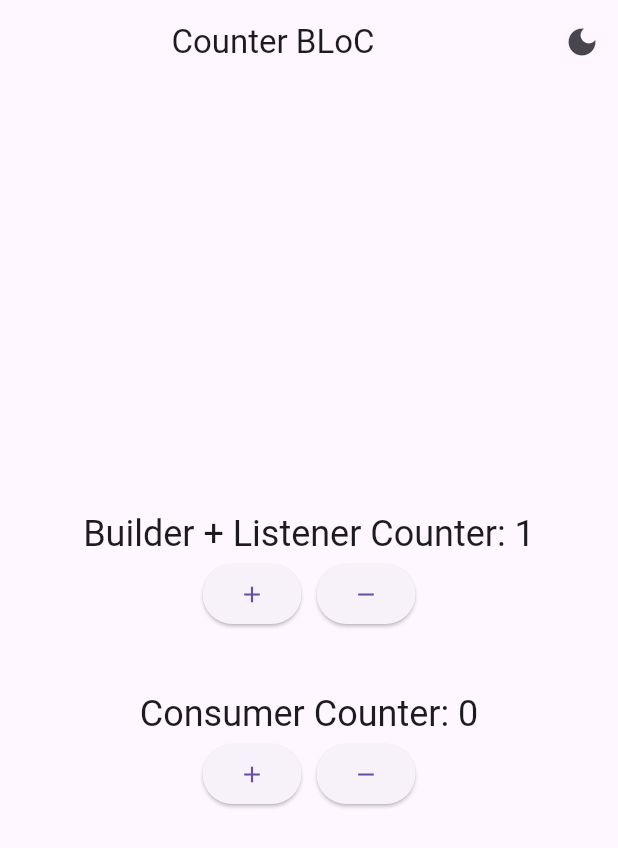
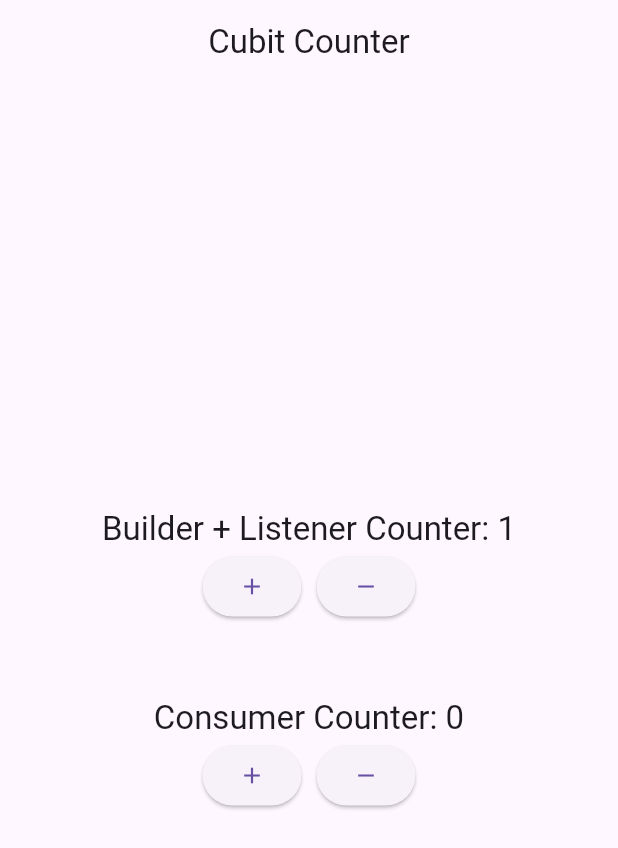
Before and after one commit to WinchesterxZ/CounterBloc, a Flutter app: the screen it shows after launch, after a tap on the "add" icon, on a phone screen of 412 x 824 dp. Shown: the top 848 px of the screen. Run offline on Flutter 3.47's test engine with Material 3 defaults, Android fonts, the phone set to English and light mode, and no system bars; our stand-ins replace flutter_bloc.

Commit message:
Finished Cubit

```diff
--- a/lib/bloc/counter/counter_bloc.dart
+++ /dev/null
@@ -1,14 +0,0 @@
-import 'package:flutter_bloc/flutter_bloc.dart';
-
-// Events
-abstract class CounterEvent {}
-
-class IncrementEvent extends CounterEvent {}
-class DecrementEvent extends CounterEvent {}
-
-class CounterBloc extends Bloc<CounterEvent, int> {
-  CounterBloc() : super(0) {
-    on<IncrementEvent>((event, emit) => emit(state + 1));
-    on<DecrementEvent>((event, emit) => emit(state - 1));
-  }
-}
--- a/lib/bloc/counter/counter_blocs.dart
+++ /dev/null
@@ -1,24 +0,0 @@
-import 'package:flutter_bloc/flutter_bloc.dart';
-
-// Common events shared between both counter blocs
-abstract class CounterEvent {}
-
-class IncrementEvent extends CounterEvent {}
-
-class DecrementEvent extends CounterEvent {}
-
-//  Used with BlocBuilder + BlocListener combination
-class BuilderCounterBloc extends Bloc<CounterEvent, int> {
-  BuilderCounterBloc() : super(0) {
-    on<IncrementEvent>((event, emit) => emit(state + 1));
-    on<DecrementEvent>((event, emit) => emit(state - 1));
-  }
-}
-
-//  Used with BlocConsumer for simpler implementation
-class ConsumerCounterBloc extends Bloc<CounterEvent, int> {
-  ConsumerCounterBloc() : super(0) {
-    on<IncrementEvent>((event, emit) => emit(state + 1));
-    on<DecrementEvent>((event, emit) => emit(state - 1));
-  }
-}
--- a/lib/bloc/theme/theme_bloc.dart
+++ /dev/null
@@ -1,14 +0,0 @@
-import 'package:flutter/material.dart';
-import 'package:flutter_bloc/flutter_bloc.dart';
-
-// Events
-abstract class ThemeEvent {}
-class ToggleThemeEvent extends ThemeEvent {}
-
-class ThemeBloc extends Bloc<ThemeEvent, ThemeMode> {
-  ThemeBloc() : super(ThemeMode.light) {
-    on<ToggleThemeEvent>((event, emit) {
-      emit(state == ThemeMode.light ? ThemeMode.dark : ThemeMode.light);
-    });
-  }
-}
--- a/lib/counter_page.dart
+++ b/lib/counter_page.dart
@@ -1,8 +1,8 @@
-import 'package:counter_bloc/bloc/counter/counter_blocs.dart';
-import 'package:counter_bloc/bloc/theme/theme_bloc.dart';
+import 'package:counter_bloc/cubit/counter_state.dart';
 import 'package:counter_bloc/widgets/row_buttons.dart';
 import 'package:flutter/material.dart';
 import 'package:flutter_bloc/flutter_bloc.dart';
+import 'cubit/counter_cubit.dart';
 
 class CounterPage extends StatelessWidget {
   const CounterPage({super.key});
@@ -11,68 +11,61 @@ class CounterPage extends StatelessWidget {
   Widget build(BuildContext context) {
     return Scaffold(
       appBar: AppBar(
-        // Theme toggle button in app bar
-        title: Center(child: const Text('Counter BLoC')),
-        actions: [
-          IconButton(
-            icon: Icon(
-              context.watch<ThemeBloc>().state == ThemeMode.light
-                  ? Icons.dark_mode
-                  : Icons.light_mode,
-            ),
-            onPressed: () {
-              context.read<ThemeBloc>().add(ToggleThemeEvent());
-            },
-          ),
-        ],
+        title: Center(child: const Text('Cubit Counter')),
       ),
       body: Center(
         child: Column(
           mainAxisAlignment: MainAxisAlignment.center,
           children: [
-            // 🎯 First Counter: Shows even numbers in SnackBar
-            // Uses separate BlocListener and BlocBuilder for demonstration
-            BlocListener<BuilderCounterBloc, int>(
+            // First Counter using BlocBuilder + BlocListener
+            BlocListener<BuilderCounterCubit, BuilderCounterState>(
               listener: (context, state) {
-                if (state % 2 == 0 && state != 0) {
-                  ScaffoldMessenger.of(context).showSnackBar(
-                    SnackBar(
-                        content:
-                            Text('First Counter reached Even Number: $state')),
+                if (state.count < 0) {
+                  showDialog(
+                    context: context,
+                    builder: (context) => AlertDialog(
+                      title: const Text('Warning'),
+                      content: const Text('First counter is negative'),
+                      actions: [
+                        TextButton(
+                          onPressed: () => Navigator.pop(context),
+                          child: const Text('OK'),
+                        ),
+                      ],
+                    ),
                   );
                 }
               },
               child: Column(
                 children: [
-                  BlocBuilder<BuilderCounterBloc, int>(
+                  BlocBuilder<BuilderCounterCubit, BuilderCounterState>(
                     builder: (context, state) {
                       return Text(
-                        'Builder + Listener Counter: $state',
-                        style: Theme.of(context).textTheme.headlineSmall,
+                        'Builder + Listener Counter: ${state.count}',
+                        style: Theme.of(context).textTheme.titleLarge,
                       );
                     },
                   ),
-                  RowButtons(
-                    onIncrementPressed: () {
-                      context.read<BuilderCounterBloc>().add(IncrementEvent());
-                    },
-                    onDecrementPressed: () {
-                      context.read<BuilderCounterBloc>().add(DecrementEvent());
-                    },
-                  ),
+                  RowButtons(onIncrementPressed: () {
+                    context.read<BuilderCounterCubit>().increment();
+                  }, onDecrementPressed: () {
+                    context.read<BuilderCounterCubit>().decrement();
+                  }),
                 ],
               ),
             ),
-            const SizedBox(height: 40),
-            // 🎯 Second Counter: Shows odd numbers in SnackBar
-            // Uses BlocConsumer which combines listener and builder
-            BlocConsumer<ConsumerCounterBloc, int>(
+
+            const SizedBox(height: 50),
+
+            // Second Counter using BlocConsumer
+            Column(
+              children: [
+                BlocConsumer<ConsumerCounterCubit, ConsumerCounterState>(
                   listener: (context, state) {
-                if (state % 2 != 0 && state != 0) {
+                    if (state.count == 10 || state.count == -10) {
                       ScaffoldMessenger.of(context).showSnackBar(
                         SnackBar(
-                      content:
-                          Text('Second Counter reached Odd Number: $state'),
+                          content: Text('Second counter reached: ${state.count}'),
                         ),
                       );
                     }
@@ -81,17 +74,20 @@ class CounterPage extends StatelessWidget {
                     return Column(
                       children: [
                         Text(
-                      'Consumer Counter: $state',
-                      style: Theme.of(context).textTheme.headlineSmall,
+                          'Consumer Counter: ${state.count}',
+                          style: Theme.of(context).textTheme.titleLarge,
                         ),
                         RowButtons(onIncrementPressed: () {
-                      context.read<ConsumerCounterBloc>().add(IncrementEvent());
-                    }, onDecrementPressed: () {
-                      context.read<ConsumerCounterBloc>().add(DecrementEvent());
-                    }),
+                          context.read<ConsumerCounterCubit>().increment();
+                        },
+                        onDecrementPressed: () {
+                          context.read<ConsumerCounterCubit>().decrement();
+                        },)
                       ],
                     );
                   },
+                ),
+              ],
             ),
           ],
         ),
--- /dev/null
+++ b/lib/cubit/counter_cubit.dart
@@ -0,0 +1,16 @@
+import 'package:flutter_bloc/flutter_bloc.dart';
+import 'counter_state.dart';
+
+class BuilderCounterCubit extends Cubit<BuilderCounterState> {
+  BuilderCounterCubit() : super(const BuilderCounterState(0));
+
+  void increment() => emit(BuilderCounterState(state.count + 1));
+  void decrement() => emit(BuilderCounterState(state.count - 1));
+}
+
+class ConsumerCounterCubit extends Cubit<ConsumerCounterState> {
+  ConsumerCounterCubit() : super(const ConsumerCounterState(0));
+
+  void increment() => emit(ConsumerCounterState(state.count + 1));
+  void decrement() => emit(ConsumerCounterState(state.count - 1));
+}
--- /dev/null
+++ b/lib/cubit/counter_state.dart
@@ -0,0 +1,12 @@
+abstract class CounterState {
+  final int count;
+  const CounterState(this.count);
+}
+
+class BuilderCounterState extends CounterState {
+  const BuilderCounterState(super.count);
+}
+
+class ConsumerCounterState extends CounterState {
+  const ConsumerCounterState(super.count);
+}
--- a/lib/main.dart
+++ b/lib/main.dart
@@ -1,19 +1,14 @@
 import 'package:counter_bloc/counter_page.dart';
 import 'package:flutter/material.dart';
 import 'package:flutter_bloc/flutter_bloc.dart';
-import 'bloc/counter/counter_blocs.dart';
-import 'bloc/theme/theme_bloc.dart';
+import 'cubit/counter_cubit.dart';
 
 void main() {
   runApp(
-    // Providing both counters and theme blocs at the root This makes them available throughout the app
     MultiBlocProvider(
       providers: [
-        // Two separate counter blocs for independent counting
-        BlocProvider(create: (context) => BuilderCounterBloc()),
-        BlocProvider(create: (context) => ConsumerCounterBloc()),
-        // Theme bloc for light/dark mode toggle
-        BlocProvider(create: (context) => ThemeBloc()),
+        BlocProvider(create: (_) => BuilderCounterCubit()),
+        BlocProvider(create: (_) => ConsumerCounterCubit()),
       ],
       child: const MainApp(),
     ),
@@ -25,16 +20,9 @@ class MainApp extends StatelessWidget {
 
   @override
   Widget build(BuildContext context) {
-    return BlocBuilder<ThemeBloc, ThemeMode>(
-      builder: (context, themeMode) {
-        return MaterialApp(
-          debugShowCheckedModeBanner: false,
-          themeMode: themeMode,
-          theme: ThemeData.light(),
-          darkTheme: ThemeData.dark(),
-          home: const CounterPage(),
-        );
-      },
+    return MaterialApp(
+      debugShowCheckedModeBanner: false,
+      home: const CounterPage(),
     );
   }
 }
```
Also changed, not shown: 1 other file. Lines whose indentation alone changed are shown as unchanged.
